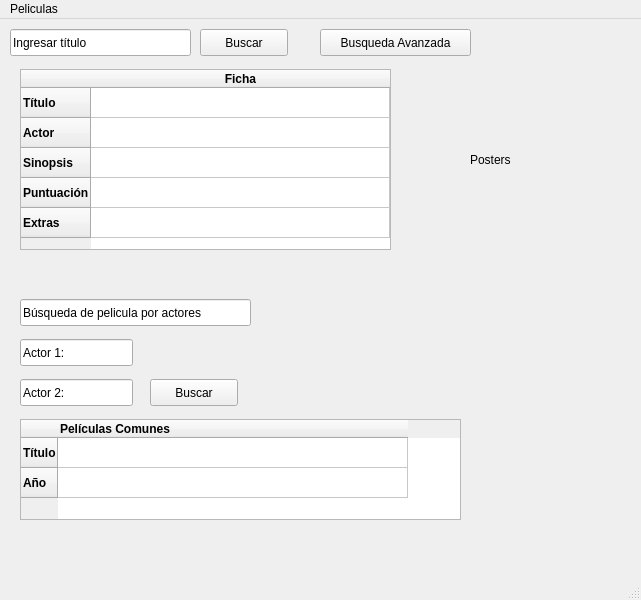
Qt form ui/peliculas.ui (Rapers2005/tp3_Busqueda_Peliculas) before a commit.
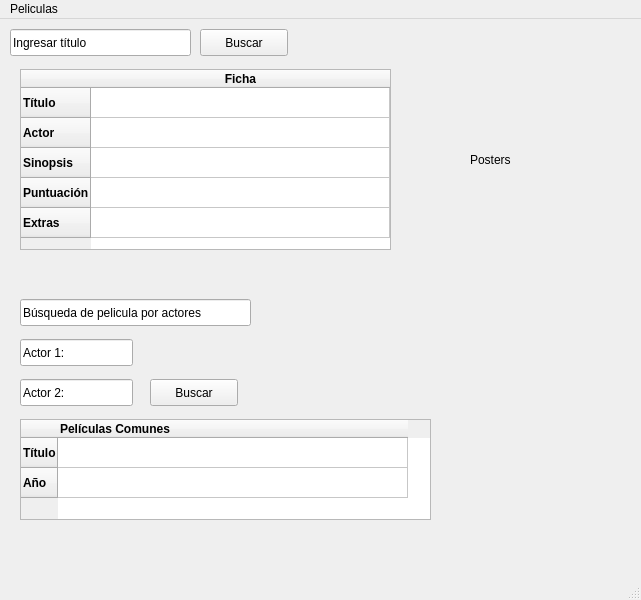
The same form after that commit.

Commit message: actualizacion 1 al tp3

The edit to the form file:
```diff
--- a/ui/peliculas.ui
+++ b/ui/peliculas.ui
@@ -212,7 +212,7 @@
      <rect>
       <x>20</x>
       <y>400</y>
-      <width>441</width>
+      <width>411</width>
       <height>101</height>
      </rect>
     </property>
@@ -270,6 +270,11 @@
       <set>AlignLeading|AlignVCenter</set>
      </property>
     </column>
+    <item row="0" column="0">
+     <property name="text">
+      <string/>
+     </property>
+    </item>
    </widget>
    <widget class="QLabel" name="labelPoster">
     <property name="geometry">
@@ -287,19 +292,6 @@
      <enum>Qt::MarkdownText</enum>
     </property>
    </widget>
-   <widget class="QPushButton" name="pushButtonCargarJSON">
-    <property name="geometry">
-     <rect>
-      <x>320</x>
-      <y>10</y>
-      <width>151</width>
-      <height>27</height>
-     </rect>
-    </property>
-    <property name="text">
-     <string>Busqueda Avanzada</string>
-    </property>
-   </widget>
   </widget>
   <widget class="QMenuBar" name="menubar">
    <property name="geometry">
```
Left out of the diff: 4 changed lines with no effect on the pictures. The commit also changes 1 other file.
